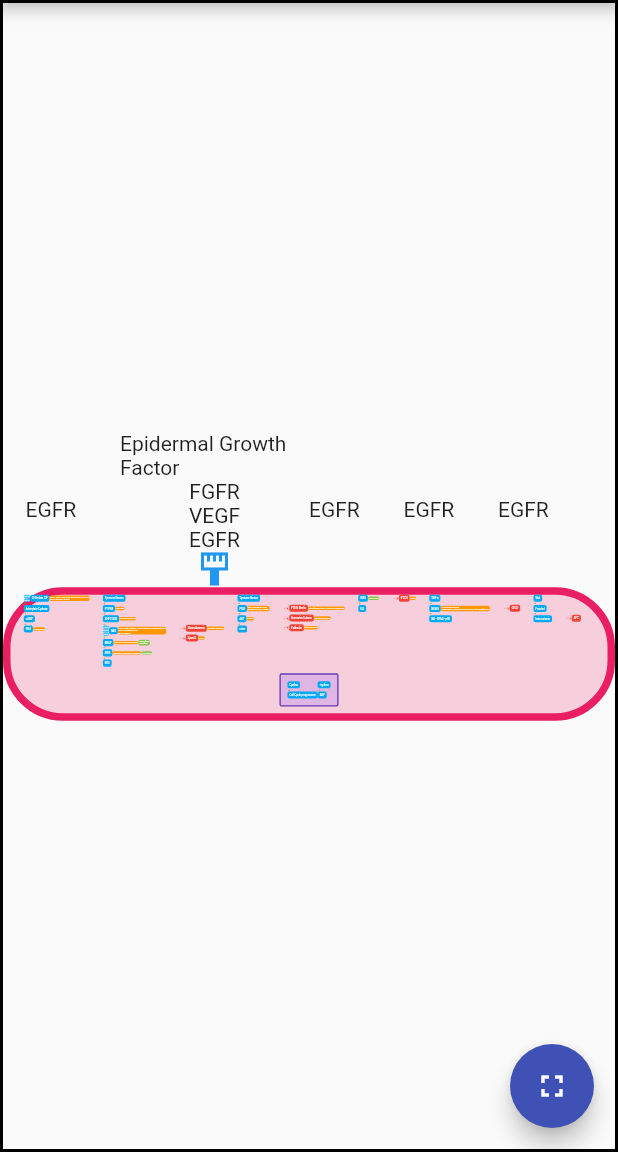
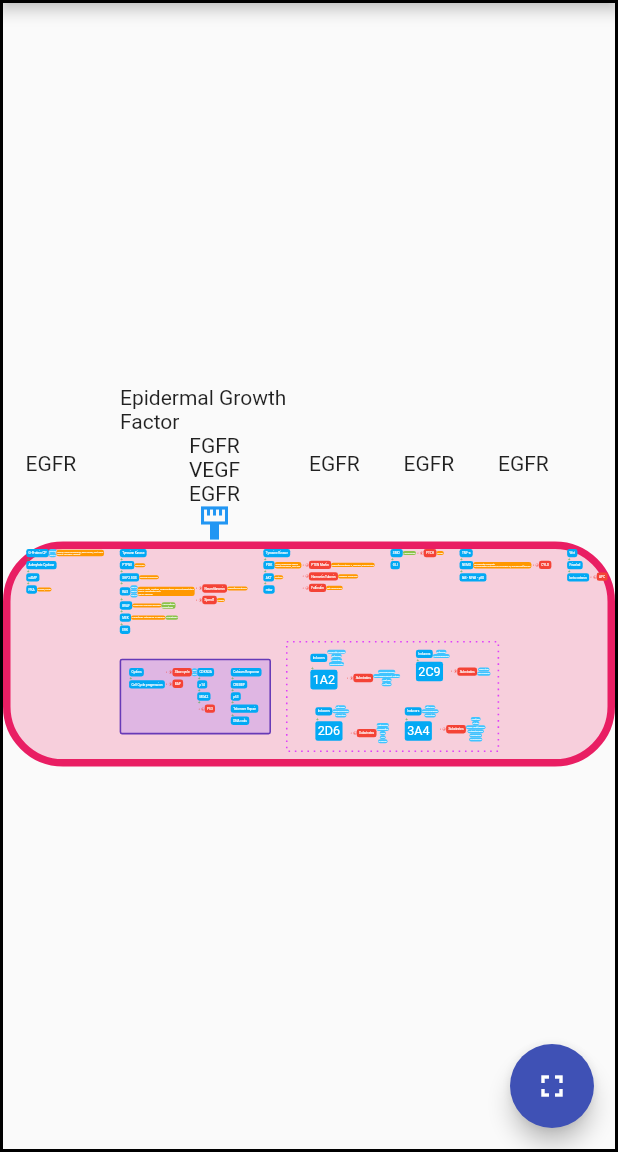
Before and after one commit to conormvickers/veryskinteresting, a Flutter app: the screen it shows after launch, on a phone screen of 412 x 824 dp, the part 84-1236 px from its top. Run offline on Flutter 3.47's test engine with Material 2 defaults, Android fonts, the phone set to English and light mode, and no system bars; drawn by our look-alikes of dotted_border; our stand-ins replace firebase_core, firebase_storage, flutter_spinkit, photo_view, transparent_image; missing offline and left inert: dart:html; accounts and stored records are empty; network calls fail; statements that could not run were skipped.

Commit message:
double row

```diff
--- a/lib/main.dart
+++ b/lib/main.dart
@@ -7,9 +7,9 @@ import 'package:flutter/material.dart';
 import 'package:firebase_storage/firebase_storage.dart' as firebase_storage;
 import 'package:transparent_image/transparent_image.dart';
 import 'package:flutter_spinkit/flutter_spinkit.dart';
-import 'package:flutter_layout_grid/flutter_layout_grid.dart';
 import 'package:vector_math/vector_math_64.dart' show Vector3;
 import 'dart:math' as math;
+import 'package:dotted_border/dotted_border.dart';
 
 void main() {
   runApp(MyApp());
@@ -58,7 +58,7 @@ class Medication {
 }
 
 List<Medication> allMedications = [
-  Medication("Vismodegib", "SMO", ""),
+  Medication("Vismodegib", "SMO ", ""),
   Medication("Vemurafenib\nDabrafenib", "BRAF", ""),
   Medication("Trametenib", "MEK", "")
 ];
@@ -107,14 +107,9 @@ class Protein {
 }
 
 List<List<String>> strings = [
+  ["G-Protein CP:GNAQ/GNAS,new", "Adenylate Cyclase", "cAMP", "PKA"],
   [
-    "G-Protein CP:GNAQ/GNAS",
-    "Adenylate Cyclase",
-    "cAMP",
-    "PKA"
-  ],
-  [
-    "Tyrosine Kinase",
+    "Tyrosine Kinase,new",
     "PTPNII",
     "SHP2 SOS",
     "RAS:HRAS/NRAS/KRAS",
@@ -122,27 +117,47 @@ List<List<String>> strings = [
     "MEK",
     "ERK",
   ],
-  ["Neurofibromin,suppressor,spacer3",  "Spred1,suppressor"],
-  ["Tyrosine Kinase", "PI3K", "AKT", "mtor"],
+  ["Neurofibromin,suppressor,spacer3", "Spred1,suppressor"],
+  ["Tyrosine Kinase,new", "PI3K", "AKT", "mtor"],
   [
-
     "PTEN Merlin,suppressor,spacer1",
-
     "Hamartin Tuberin,suppressor",
-
     "Folliculin,suppressor"
   ],
-  ["SMO", "GLI"],
+  ["SMO ,new", "GLI"],
   ["PTCH,suppressor"],
-  ["TNF-a", "NEMO", "IkB - NFkB - p50"],
-  [ "CYLD,suppressor,spacer1"],
-  ["Wnt", 'Frizzled', 'beta catenin'],
-  [ 'APC,suppressor,spacer2'],
+  ["TNF-a,new", "NEMO", "IkB - NFkB - p50"],
+  ["CYLD,suppressor,spacer1"],
+  ["Wnt,new", 'Frizzled', 'beta catenin'],
+  ['APC,suppressor,spacer2'],
   ["Cyclins,nuclear", 'Cell Cycle progression'],
-  ["-cyclins,nuclear", "BAP, p57, p53, p16"]
+  ["Slow cycle:p57/p16,suppressor,nuclear", "BAP,nuclear,suppressor"],
+  ["CDKN2A,nuclear", "p14", "MDA2", 'P53,suppressor'],
+  [
+    "Inducers:Cigarrette Smoke/Rifampin/Phenytoin/Phenobarbitol,endo,new",
+    "1A2,font80"
+  ],
+  [
+    "Substrates:Floroquinolones/Macrolides except Azithro/Warfarin/Caffeine,endo,suppressor,spacer1.7"
+  ],
+  ["Inducers:Rifampin/Carbamezapine,endo,new", "2C9,font80"],
+  ["Substrates:Phenytoin/Fluconazole,endo,suppressor,spacer1.5"],
+  ["Inducers:Rifampin/Carbamezapine/Phenytoin,endo,new", "2D6,font80"],
+  [
+    "Substrates:Metoprolol/Terbinafine/SSRI/TCA/Doxepin,endo,suppressor,spacer1.5"
+  ],
+  ["Inducers:Rifampin/Carbamezapine/Phenytoin,endo,new", "3A4,font80"],
+  [
+    "Substrates:Warfarin/Statin/'azole' aintifungals/Antihistamines/Tacrolimus/Cyclosporin,endo,suppressor,spacer1"
+  ],
+  [
+    "Calcium Response,nuclear,new",
+    "CREBBP",
+    "p63",
+    "Telomere Repair",
+    "DNA coils"
+  ]
 ];
-
-
 
 List<List<Protein>> allProteins = [[]];
 
@@ -183,8 +198,7 @@ class ProfileCardPainter extends CustomPainter {
       ..strokeWidth = 4;
     canvas.drawLine(p1, p2, paint);
   }
-    // });
-
+  // });
 
   @override
   bool shouldRepaint(ProfileCardPainter oldDelegate) {
@@ -411,15 +425,9 @@ class _MyHomePageState extends State<MyHomePage> with TickerProviderStateMixin {
   Widget enzymes() {
     List<Widget> a = [];
     List<Widget> b = [];
+    List<Widget> c = [];
 
     allProteins.asMap().forEach((num, pathway) {
-      a.add(Column(
-        children: [
-          Container(
-            width: 100,
-          )
-        ],
-      ));
       List<Widget> colStuff = [];
       pathway.asMap().forEach((key, value) {
         String name = 'No name';
@@ -447,9 +455,14 @@ class _MyHomePageState extends State<MyHomePage> with TickerProviderStateMixin {
         });
         Widget vs = Container();
         if (value.name.contains(':')) {
+          List<String> commas = value.name.split(',');
+          String name = value.name;
+          if (commas.length > 1) {
+            name = commas[0];
+          }
           List<Widget> vbox = [];
           List<String> variants =
-              value.name.substring(value.name.indexOf(':') + 1).split('/');
+              name.substring(name.indexOf(':') + 1).split('/');
           variants.asMap().forEach((v, variant) {
             vbox.add(Container(
               child: Container(
@@ -501,13 +514,20 @@ class _MyHomePageState extends State<MyHomePage> with TickerProviderStateMixin {
         if (commas.length > 1) {
           title = commas[0];
         }
+        double font;
         commas.forEach((element) {
           if (element.toUpperCase().contains("SUPPRESSOR")) {
             oncoOrNah = false;
           }
+          if (element.toUpperCase().contains("FONT")) {
+            double a = double.parse(element.substring(4));
+            font = a;
+          }
           if (element.toUpperCase().contains("SPACER")) {
             double a = double.parse(element.substring(6));
-            colStuff.add(Container(height: 75 * a,));
+            colStuff.add(Container(
+              height: 75 * a,
+            ));
           }
         });
         if (oncoOrNah) {
@@ -522,7 +542,7 @@ class _MyHomePageState extends State<MyHomePage> with TickerProviderStateMixin {
               title.contains(':')
                   ? title.substring(0, title.indexOf(':'))
                   : title,
-              style: TextStyle(color: Colors.white, fontSize: 20),
+              style: TextStyle(color: Colors.white, fontSize: font ?? 20),
             ),
           );
         } else {
@@ -551,7 +571,7 @@ class _MyHomePageState extends State<MyHomePage> with TickerProviderStateMixin {
         }
         colStuff.add(Container(
           child: Row(
-            children: [vs, main, diseaseState, medicationState],
+            children: [main, vs, diseaseState, medicationState],
           ),
         ));
         if (key < pathway.length - 1) {
@@ -562,7 +582,7 @@ class _MyHomePageState extends State<MyHomePage> with TickerProviderStateMixin {
                 color: Colors.green,
               ),
             ));
-          }else{
+          } else {
             colStuff.add(Container(
               height: 20,
             ));
@@ -574,9 +594,27 @@ class _MyHomePageState extends State<MyHomePage> with TickerProviderStateMixin {
         crossAxisAlignment: CrossAxisAlignment.start,
         children: colStuff,
       );
+
       if (pathway[0].name.toUpperCase().contains(",NUCLEAR")) {
+        if (pathway[0].name.toUpperCase().contains(",NEW")) {
+          b.add(Container(
+            width: 100,
+          ));
+        }
         b.add(col);
+      } else if (pathway[0].name.toUpperCase().contains(",ENDO")) {
+        if (pathway[0].name.toUpperCase().contains(",NEW")) {
+          c.add(Container(
+            width: 100,
+          ));
+        }
+        c.add(col);
       } else {
+        if (pathway[0].name.toUpperCase().contains(",NEW")) {
+          a.add(Container(
+            width: 100,
+          ));
+        }
         a.add(col);
       }
     });
@@ -598,6 +636,41 @@ class _MyHomePageState extends State<MyHomePage> with TickerProviderStateMixin {
       ),
     );
 
+    List<Widget> prettyEndo = [
+      Row(
+        mainAxisAlignment: MainAxisAlignment.start,
+        crossAxisAlignment: CrossAxisAlignment.start,
+        children: c,
+      ),
+    ];
+    if (c.length > 2) {
+      prettyEndo = [
+        Row(
+          mainAxisAlignment: MainAxisAlignment.start,
+          crossAxisAlignment: CrossAxisAlignment.start,
+          children: c.sublist(0, c.length ~/ 2),
+        ),
+        Container(
+          height: 100,
+        ),
+        Row(
+          mainAxisAlignment: MainAxisAlignment.start,
+          crossAxisAlignment: CrossAxisAlignment.start,
+          children: c.sublist(c.length ~/ 2),
+        ),
+      ];
+    }
+    Widget endo = Container(
+      padding: EdgeInsets.all(50),
+      child: DottedBorder(
+        color: Colors.purpleAccent,
+        strokeWidth: 10,
+        dashPattern: [10, 30],
+        child: Column(children: prettyEndo),
+        padding: EdgeInsets.all(50),
+      ),
+    );
+
     return Column(
       children: [
         Row(
@@ -605,7 +678,9 @@ class _MyHomePageState extends State<MyHomePage> with TickerProviderStateMixin {
           mainAxisAlignment: MainAxisAlignment.start,
           crossAxisAlignment: CrossAxisAlignment.start,
         ),
-        nucleus
+        Row(
+          children: [nucleus, endo],
+        )
       ],
     );
   }
@@ -687,10 +762,8 @@ class _MyHomePageState extends State<MyHomePage> with TickerProviderStateMixin {
                             child: Stack(
                               children: [
                                 enzymes(),
-
                               ],
                             ),
-
                           )),
                       Expanded(
                         child: Container(),
--- a/pubspec.yaml
+++ b/pubspec.yaml
@@ -28,7 +28,7 @@ dependencies:
   transparent_image: ^1.0.0
   flutter_spinkit: "^4.1.2"
   photo_view: ^0.10.3
-  flutter_layout_grid: ^1.0.0-nullsafety.0
+  dotted_border: ^1.0.7
 
 
 
```
Also changed, not shown: pubspec.lock.
